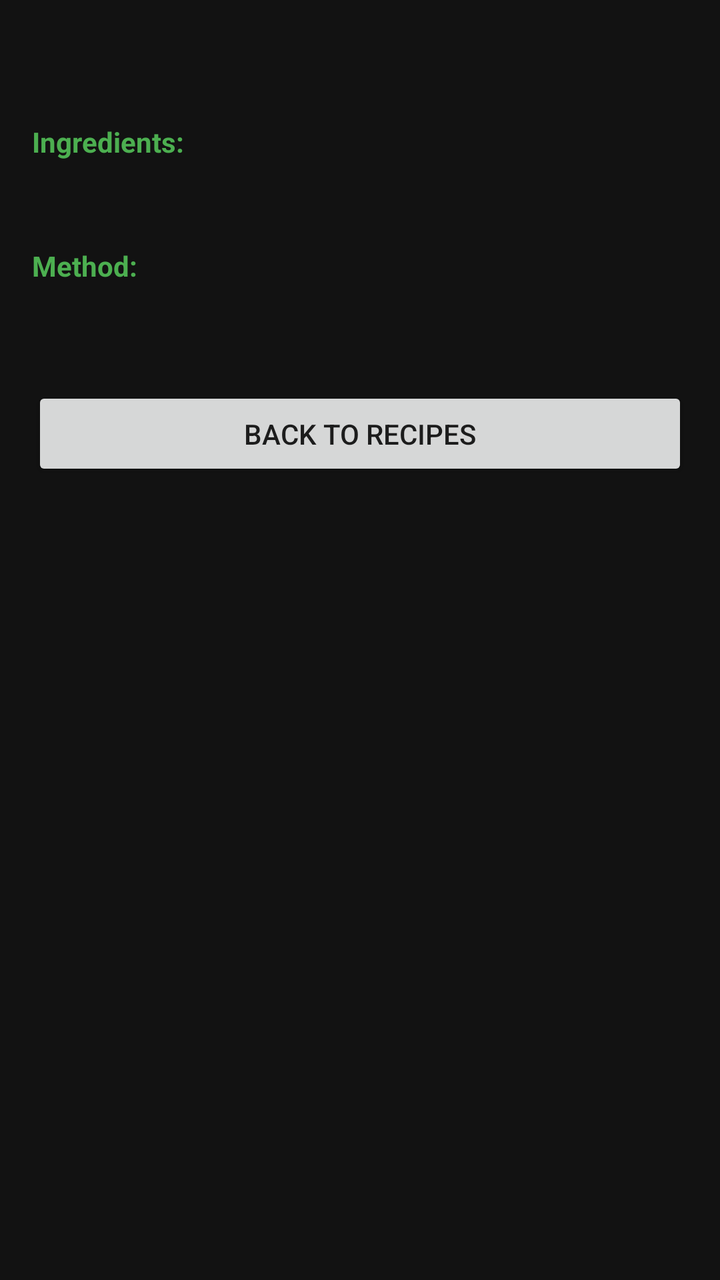
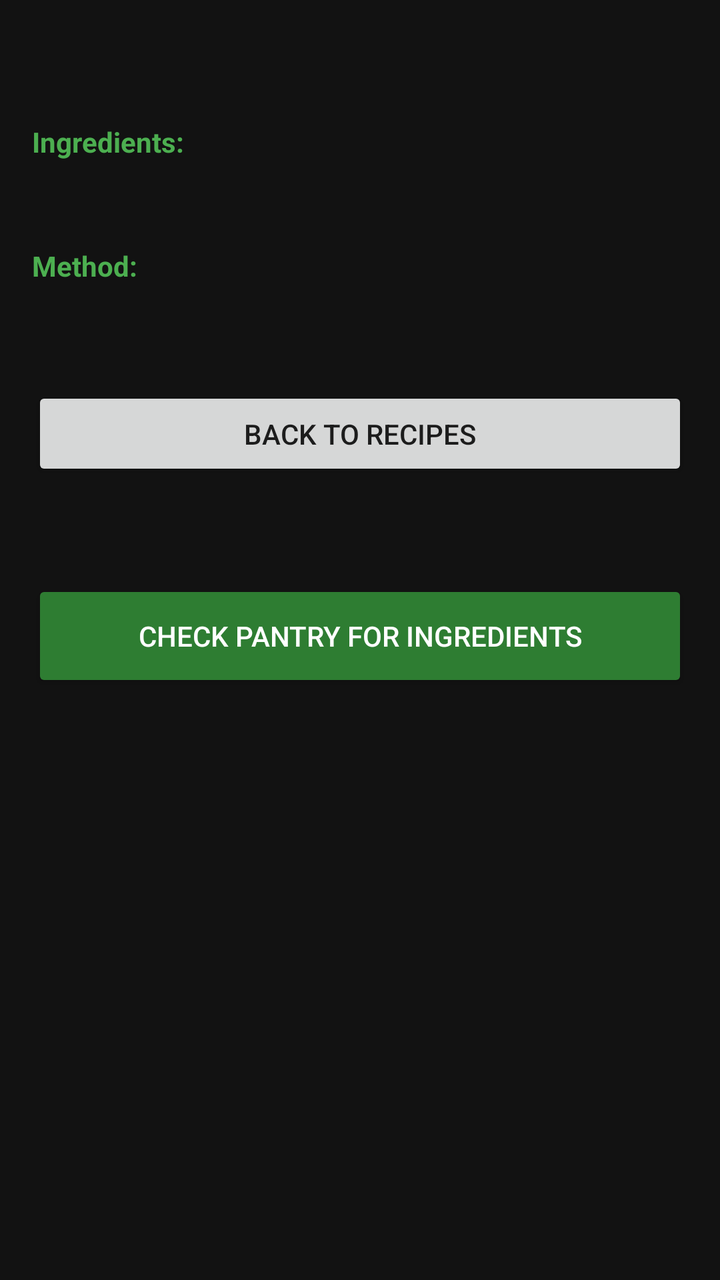

Compare the two renders of this Android layout. The source of the first and the diff that turns it into the second are given below.
<!-- AndroidManifest.xml: application theme Theme.AppCompat.DayNight.DarkActionBar -->
<!-- res/layout/activity_detail.xml -->
<LinearLayout
    xmlns:android="http://schemas.android.com/apk/res/android"
    android:orientation="vertical"
    android:layout_width="match_parent"
    android:layout_height="match_parent"
    android:background="#121212"
    android:padding="16dp">
    <TextView
        android:id="@+id/txtDetailName"
        android:layout_width="match_parent"
        android:layout_height="wrap_content"
        android:textColor="#FFF"
        android:textSize="22sp"
        android:textStyle="bold"/>
    <TextView
        android:layout_width="wrap_content"
        android:layout_height="wrap_content"
        android:text="@string/ingredients_label"
        android:textColor="#4CAF50"
        android:textStyle="bold"
        android:layout_marginTop="16dp"/>
    <TextView
        android:id="@+id/txtDetailIngredients"
        android:layout_width="match_parent"
        android:layout_height="wrap_content"
        android:textColor="#FFF"
        android:layout_marginTop="8dp"/>
    <TextView
        android:layout_width="wrap_content"
        android:layout_height="wrap_content"
        android:text="@string/method_label"
        android:textColor="#4CAF50"
        android:textStyle="bold"
        android:layout_marginTop="16dp"/>
    <TextView
        android:id="@+id/txtDetailMethod"
        android:layout_width="match_parent"
        android:layout_height="wrap_content"
        android:textColor="#FFF"
        android:layout_marginTop="8dp"/>

    <Button
        android:id="@+id/btnBackRecipes"
        android:layout_width="match_parent"
        android:layout_height="47dp"
        android:layout_marginTop="24dp"
        android:text="@string/back_to_recipes" />
</LinearLayout>
<!-- resources referenced by this layout -->
<resources>
  <string name="back_to_recipes">Back to Recipes</string>
  <string name="ingredients_label">Ingredients:</string>
  <string name="method_label">Method:</string>
</resources>

<!-- the commit's change to res/layout/activity_detail.xml (unified diff, before → after) -->
@@ -45,4 +45,20 @@
         android:layout_height="47dp"
         android:layout_marginTop="24dp"
         android:text="@string/back_to_recipes" />
+    <TextView
+        android:id="@+id/txtCheckResult"
+        android:layout_width="match_parent"
+        android:layout_height="wrap_content"
+        android:layout_marginTop="16dp"
+        android:textSize="16sp"
+        android:textColor="#FFFFFF" />
+
+    <Button
+        android:id="@+id/btnCheckPantry"
+        android:layout_width="match_parent"
+        android:layout_height="56dp"
+        android:layout_marginTop="12dp"
+        android:text="@string/check_pantry_for_ingredients"
+        android:backgroundTint="#2E7D32"
+        android:textColor="#FFFFFF" />
 </LinearLayout>
<!-- resource entries referenced after the edit -->
@@ -1,6 +1,7 @@
 <!-- resources referenced by this layout -->
 <resources>
   <string name="back_to_recipes">Back to Recipes</string>
+  <string name="check_pantry_for_ingredients">Check pantry for ingredients</string>
   <string name="ingredients_label">Ingredients:</string>
   <string name="method_label">Method:</string>
 </resources>
